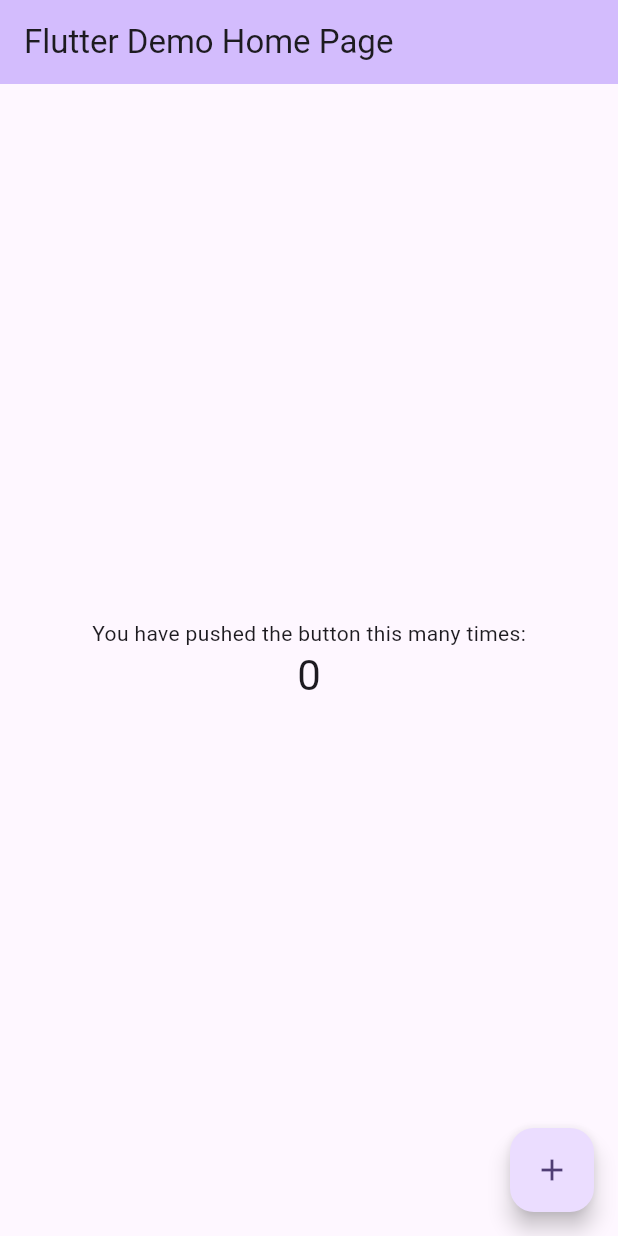
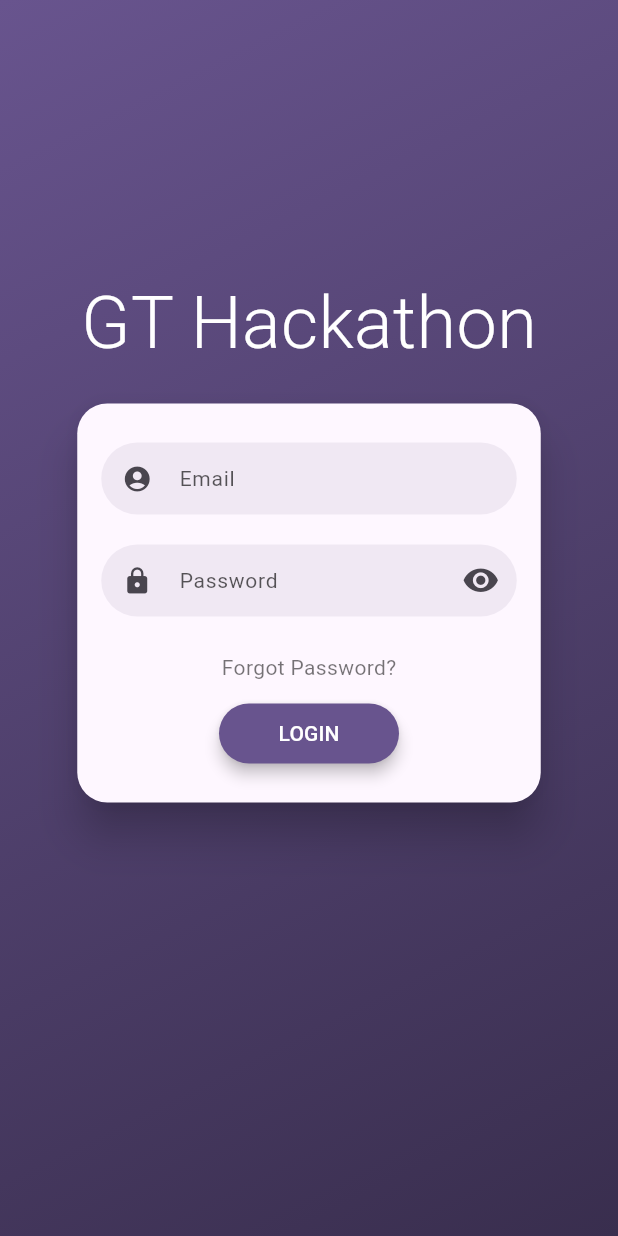
Before and after one commit to creatorpiyush/GT-hackathon, a Flutter app: the screen it shows after launch, on a phone screen of 412 x 824 dp. Run offline on Flutter 3.47's test engine with Material 3 defaults, Android fonts, the phone set to English and light mode, and no system bars; drawn by our look-alikes of flutter_login; our stand-ins replace dash_chat_2, shared_preferences.

Commit message:
added pages for home, chat, balance, profile, Completed Login with mock-user

```diff
--- /dev/null
+++ b/lib/custom_route.dart
@@ -0,0 +1,29 @@
+import 'package:flutter/material.dart';
+import 'package:gt_hackathon/features/login/login_page.dart';
+
+class FadePageRoute<T> extends MaterialPageRoute<T> {
+  FadePageRoute({
+    required super.builder,
+    super.settings,
+  });
+
+  @override
+  Duration get transitionDuration => const Duration(milliseconds: 600);
+
+  @override
+  Widget buildTransitions(
+    BuildContext context,
+    Animation<double> animation,
+    Animation<double> secondaryAnimation,
+    Widget child,
+  ) {
+    if (settings.name == LoginPage.routeName) {
+      return child;
+    }
+
+    return FadeTransition(
+      opacity: animation,
+      child: child,
+    );
+  }
+}
--- /dev/null
+++ b/lib/features/login/login_page.dart
@@ -0,0 +1,86 @@
+import 'package:flutter/material.dart';
+import 'package:flutter/scheduler.dart';
+import 'package:flutter_login/flutter_login.dart';
+import 'package:gt_hackathon/custom_route.dart';
+import 'package:gt_hackathon/features/home_page/home_page.dart';
+import 'package:gt_hackathon/mock_data/mock_users.dart';
+import 'package:shared_preferences/shared_preferences.dart';
+
+class LoginPage extends StatefulWidget {
+  static const routeName = '/auth';
+  const LoginPage({super.key});
+
+  @override
+  State<LoginPage> createState() => _LoginPageState();
+}
+
+class _LoginPageState extends State<LoginPage> {
+  Duration get loginTime => Duration(milliseconds: timeDilation.ceil() * 2250);
+
+  Future<String?> _loginUser(LoginData data) async {
+    final prefs = await SharedPreferences.getInstance();
+
+    return Future.delayed(loginTime).then((_) {
+      if (!mockUsers.containsKey(data.name)) {
+        return 'User not exists';
+      }
+      if (mockUsers[data.name] != data.password) {
+        return 'Password does not match';
+      }
+      setState(() {
+        prefs
+            .setBool("isLogin", true)
+            .then((_) => prefs.setString("username", data.name));
+      });
+      return null;
+    });
+  }
+
+  Future<String?> _recoverPassword(String name) {
+    return Future.delayed(loginTime).then((_) {
+      if (!mockUsers.containsKey(name)) {
+        return 'User not exists';
+      }
+      return null;
+    });
+  }
+
+  @override
+  Widget build(BuildContext context) {
+    return FlutterLogin(
+      title: "GT Hackathon",
+      keyboardDismissBehavior: ScrollViewKeyboardDismissBehavior.onDrag,
+      navigateBackAfterRecovery: true,
+      onLogin: (loginData) async {
+        debugPrint('Login info');
+        debugPrint('Name: ${loginData.name}');
+        debugPrint('Password: ${loginData.password}');
+        return _loginUser(loginData);
+      },
+      onSubmitAnimationCompleted: () {
+        Navigator.of(context).pushReplacement(
+          FadePageRoute(
+            builder: (context) => const MyHomePage(),
+          ),
+        );
+      },
+      onRecoverPassword: (name) {
+        debugPrint('Recover password info');
+        debugPrint('Name: $name');
+        return _recoverPassword(name);
+      },
+      userValidator: (value) {
+        if (!value!.contains('@') || !value.endsWith('.com')) {
+          return "Email must contain '@' and end with '.com'";
+        }
+        return null;
+      },
+      passwordValidator: (value) {
+        if (value!.isEmpty) {
+          return 'Password is empty';
+        }
+        return null;
+      },
+    );
+  }
+}
--- a/lib/main.dart
+++ b/lib/main.dart
@@ -1,4 +1,6 @@
 import 'package:flutter/material.dart';
+
+import 'features/splash_screen/splash_screen.dart';
 
 void main() {
   runApp(const MyApp());
@@ -7,119 +9,17 @@
 class MyApp extends StatelessWidget {
   const MyApp({super.key});
 
-  // This widget is the root of your application.
   @override
   Widget build(BuildContext context) {
     return MaterialApp(
       title: 'Flutter Demo',
       theme: ThemeData(
-        // This is the theme of your application.
-        //
-        // TRY THIS: Try running your application with "flutter run". You'll see
-        // the application has a purple toolbar. Then, without quitting the app,
-        // try changing the seedColor in the colorScheme below to Colors.green
-        // and then invoke "hot reload" (save your changes or press the "hot
-        // reload" button in a Flutter-supported IDE, or press "r" if you used
-        // the command line to start the app).
-        //
-        // Notice that the counter didn't reset back to zero; the application
-        // state is not lost during the reload. To reset the state, use hot
-        // restart instead.
-        //
-        // This works for code too, not just values: Most code changes can be
-        // tested with just a hot reload.
         colorScheme: ColorScheme.fromSeed(seedColor: Colors.deepPurple),
         useMaterial3: true,
+        visualDensity: VisualDensity.adaptivePlatformDensity,
       ),
-      home: const MyHomePage(title: 'Flutter Demo Home Page'),
+      debugShowCheckedModeBanner: false,
+      home: const SplashScreen(),
     );
   }
 }
-
-class MyHomePage extends StatefulWidget {
-  const MyHomePage({super.key, required this.title});
-
-  // This widget is the home page of your application. It is stateful, meaning
-  // that it has a State object (defined below) that contains fields that affect
-  // how it looks.
-
-  // This class is the configuration for the state. It holds the values (in this
-  // case the title) provided by the parent (in this case the App widget) and
-  // used by the build method of the State. Fields in a Widget subclass are
-  // always marked "final".
-
-  final String title;
-
-  @override
-  State<MyHomePage> createState() => _MyHomePageState();
-}
-
-class _MyHomePageState extends State<MyHomePage> {
-  int _counter = 0;
-
-  void _incrementCounter() {
-    setState(() {
-      // This call to setState tells the Flutter framework that something has
-      // changed in this State, which causes it to rerun the build method below
-      // so that the display can reflect the updated values. If we changed
-      // _counter without calling setState(), then the build method would not be
-      // called again, and so nothing would appear to happen.
-      _counter++;
-    });
-  }
-
-  @override
-  Widget build(BuildContext context) {
-    // This method is rerun every time setState is called, for instance as done
-    // by the _incrementCounter method above.
-    //
-    // The Flutter framework has been optimized to make rerunning build methods
-    // fast, so that you can just rebuild anything that needs updating rather
-    // than having to individually change instances of widgets.
-    return Scaffold(
-      appBar: AppBar(
-        // TRY THIS: Try changing the color here to a specific color (to
-        // Colors.amber, perhaps?) and trigger a hot reload to see the AppBar
-        // change color while the other colors stay the same.
-        backgroundColor: Theme.of(context).colorScheme.inversePrimary,
-        // Here we take the value from the MyHomePage object that was created by
-        // the App.build method, and use it to set our appbar title.
-        title: Text(widget.title),
-      ),
-      body: Center(
-        // Center is a layout widget. It takes a single child and positions it
-        // in the middle of the parent.
-        child: Column(
-          // Column is also a layout widget. It takes a list of children and
-          // arranges them vertically. By default, it sizes itself to fit its
-          // children horizontally, and tries to be as tall as its parent.
-          //
-          // Column has various properties to control how it sizes itself and
-          // how it positions its children. Here we use mainAxisAlignment to
-          // center the children vertically; the main axis here is the vertical
-          // axis because Columns are vertical (the cross axis would be
-          // horizontal).
-          //
-          // TRY THIS: Invoke "debug painting" (choose the "Toggle Debug Paint"
-          // action in the IDE, or press "p" in the console), to see the
-          // wireframe for each widget.
-          mainAxisAlignment: MainAxisAlignment.center,
-          children: <Widget>[
-            const Text(
-              'You have pushed the button this many times:',
-            ),
-            Text(
-              '$_counter',
-              style: Theme.of(context).textTheme.headlineMedium,
-            ),
-          ],
-        ),
-      ),
-      floatingActionButton: FloatingActionButton(
-        onPressed: _incrementCounter,
-        tooltip: 'Increment',
-        child: const Icon(Icons.add),
-      ), // This trailing comma makes auto-formatting nicer for build methods.
-    );
-  }
-}
--- /dev/null
+++ b/lib/mock_data/mock_users.dart
@@ -0,0 +1,6 @@
+const mockUsers = {
+  'dribbble@gmail.com': '12345',
+  'hunter@gmail.com': 'hunter',
+  'piyush.anand@gmail.com': 'loginPass',
+  '@.com': '.',
+};
--- a/pubspec.yaml
+++ b/pubspec.yaml
@@ -35,6 +35,10 @@ dependencies:
   # The following adds the Cupertino Icons font to your application.
   # Use with the CupertinoIcons class for iOS style icons.
   cupertino_icons: ^1.0.2
+  flutter_login: ^5.0.0
+  shared_preferences: ^2.2.2
+  dash_chat_2: ^0.0.20
+  dot_navigation_bar: ^1.0.2
 
 dev_dependencies:
   flutter_test:
```
Also changed, not shown: lib/features/balance/balance_page.dart (added, +43 -0 lines), lib/features/chatbot/chatbot_page.dart (added, +75 -0 lines), lib/features/home_page/bottom_nav_bar.dart (added, +66 -0 lines), lib/features/home_page/home_page.dart (added, +48 -0 lines), lib/features/profile/user_profile_page.dart (added, +63 -0 lines), lib/features/splash_screen/splash_screen.dart (added, +64 -0 lines), pubspec.lock, 14 other files.
